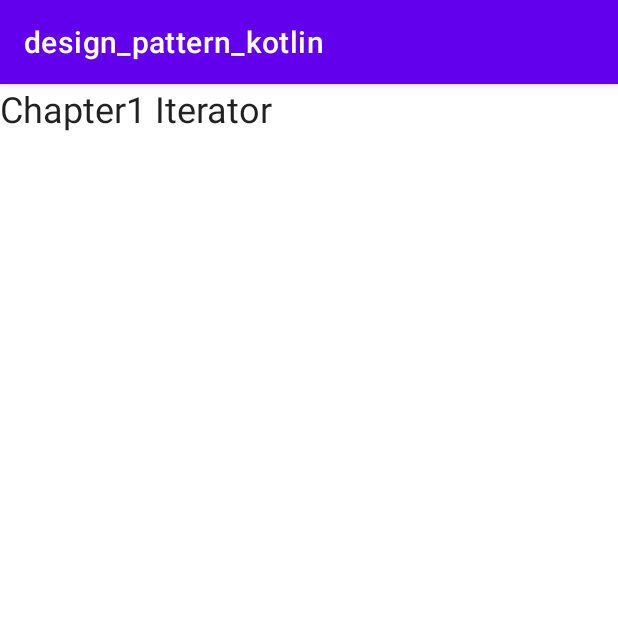
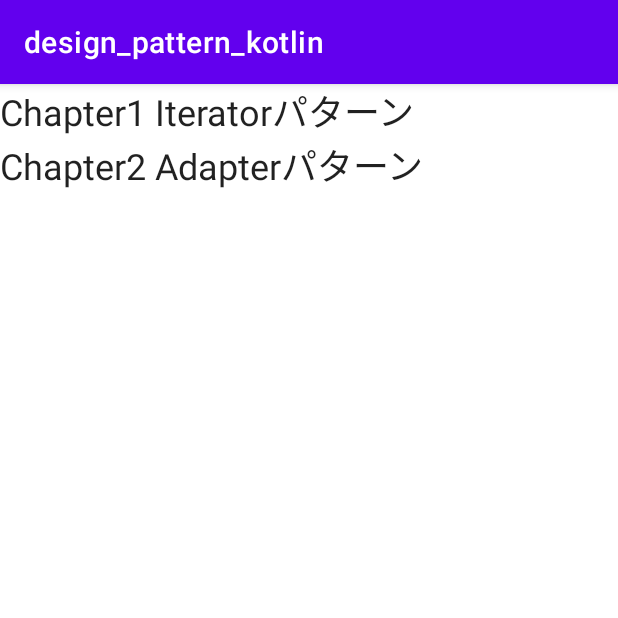
Before and after one commit to CASL0/design_pattern_kotlin, an Android app: the screen it shows after launch (MainActivity), on a phone screen of 412 x 824 dp, the top half of it. Run offline under Robolectric (Android 15) with nearby library versions, the phone set to English and light mode, and no system bars.

Commit message:
Chapter2 Adapterパターン
* 継承使うパターン

```diff
--- a/app/src/main/AndroidManifest.xml
+++ b/app/src/main/AndroidManifest.xml
@@ -9,6 +9,9 @@
         android:roundIcon="@mipmap/ic_launcher_round"
         android:supportsRtl="true"
         android:theme="@style/Theme.Design_pattern_kotlin">
+        <activity
+            android:name=".adapter.AdapterActivity"
+            android:exported="false" />
         <activity
             android:name=".iterator.IteratorActivity"
             android:exported="false" />
--- a/app/src/main/java/jp/co/casl0/android/design_pattern_kotlin/ChapterListAdapter.kt
+++ b/app/src/main/java/jp/co/casl0/android/design_pattern_kotlin/ChapterListAdapter.kt
@@ -9,6 +9,7 @@ import android.view.ViewGroup
 import android.widget.TextView
 import androidx.core.content.ContextCompat.startActivity
 import androidx.recyclerview.widget.RecyclerView
+import jp.co.casl0.android.design_pattern_kotlin.adapter.AdapterActivity
 import jp.co.casl0.android.design_pattern_kotlin.iterator.IteratorActivity
 
 class ChapterListAdapter(private val context: Context, private val chapterList: MutableList<String>):
@@ -24,7 +25,10 @@ class ChapterListAdapter(private val context: Context, private val chapterList:
 
         override fun onClick(v: View?) {
             val position = layoutPosition
-            val activities = arrayListOf(IteratorActivity::class.java)
+            val activities = arrayListOf(
+                IteratorActivity::class.java,
+                AdapterActivity::class.java,
+            )
             val intent = Intent(context, activities[position])
             context.startActivity(intent)
         }
--- a/app/src/main/java/jp/co/casl0/android/design_pattern_kotlin/MainActivity.kt
+++ b/app/src/main/java/jp/co/casl0/android/design_pattern_kotlin/MainActivity.kt
@@ -9,7 +9,10 @@ class MainActivity : AppCompatActivity() {
     override fun onCreate(savedInstanceState: Bundle?) {
         super.onCreate(savedInstanceState)
         setContentView(R.layout.activity_main)
-        val chapterList = mutableListOf(getString(R.string.chapter_1))
+        val chapterList = mutableListOf(
+            getString(R.string.chapter_1),
+            getString(R.string.chapter_2)
+        )
         val adapter = ChapterListAdapter(this, chapterList)
 
         var chapterRecyclerView: RecyclerView = findViewById(R.id.chapterRecyclerView)
--- /dev/null
+++ b/app/src/main/java/jp/co/casl0/android/design_pattern_kotlin/adapter/Print.kt
@@ -0,0 +1,6 @@
+package jp.co.casl0.android.design_pattern_kotlin.adapter
+
+interface Print {
+    fun printWeak(): String
+    fun printStrong(): String
+}
--- a/app/src/main/res/values/strings.xml
+++ b/app/src/main/res/values/strings.xml
@@ -1,4 +1,5 @@
 <resources>
     <string name="app_name">design_pattern_kotlin</string>
-    <string name="chapter_1">Chapter1 Iterator</string>
+    <string name="chapter_1">Chapter1 Iteratorパターン</string>
+    <string name="chapter_2">Chapter2 Adapterパターン</string>
 </resources>
```
Also changed, not shown: app/src/main/java/jp/co/casl0/android/design_pattern_kotlin/adapter/AdapterActivity.kt (added, +16 -0 lines), app/src/main/java/jp/co/casl0/android/design_pattern_kotlin/adapter/Banner.kt (added, +11 -0 lines), app/src/main/java/jp/co/casl0/android/design_pattern_kotlin/adapter/PrintBanner.kt (added, +11 -0 lines), app/src/main/res/layout/activity_adapter.xml (added, +17 -0 lines).
